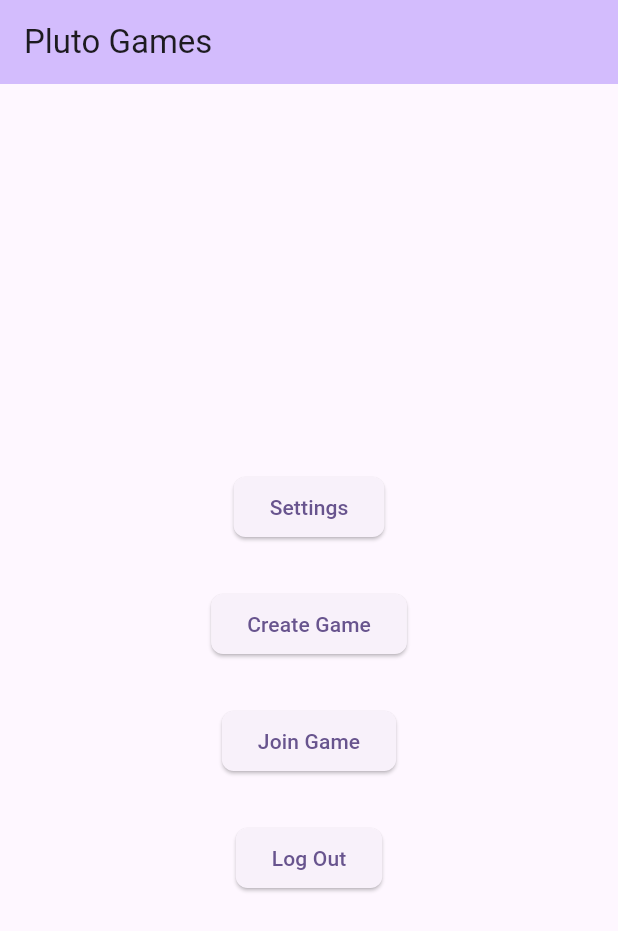
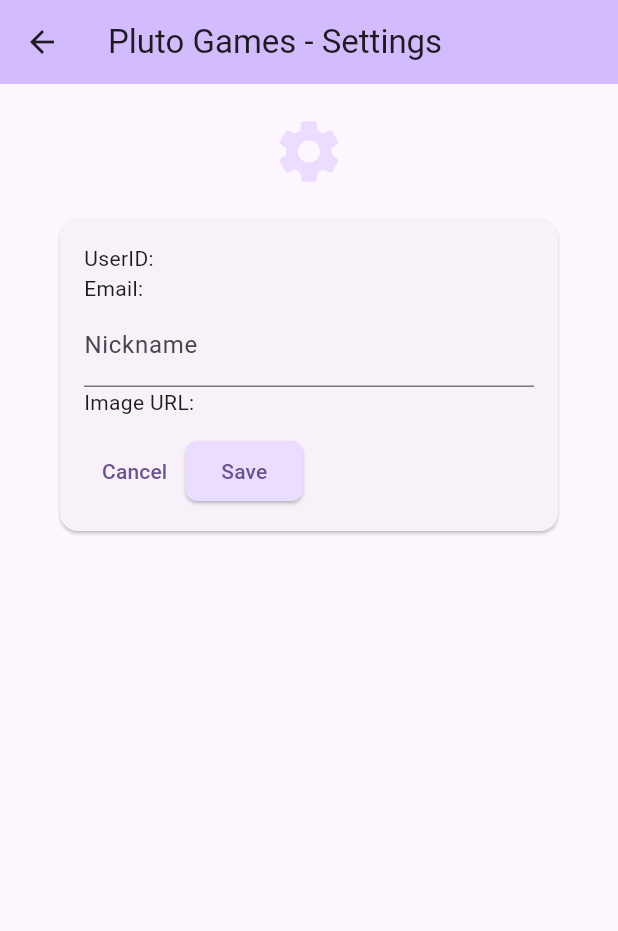
Before and after one commit to hokieknight/pluto_games, a Flutter app: the screen it shows once a user with an empty profile is signed in, after a tap on "Settings", on a phone screen of 412 x 824 dp. Shown: the top 931 px of the screen. Run offline on Flutter 3.47's test engine with Material 3 defaults, Android fonts, the phone set to English and light mode, and no system bars; our stand-ins replace cloud_firestore, firebase_auth, firebase_core, flutter_riverpod; accounts and stored records are empty.

Commit message:
add settings screen

```diff
--- a/lib/main.dart
+++ b/lib/main.dart
@@ -1,6 +1,7 @@
 import 'package:firebase_auth/firebase_auth.dart';
 import 'package:flutter/material.dart';
 import 'package:firebase_core/firebase_core.dart';
+import 'package:flutter_riverpod/flutter_riverpod.dart';
 import 'package:pluto_games/screens/main_screen.dart';
 import 'package:pluto_games/screens/splash_screen.dart';
 import 'firebase_options.dart';
@@ -13,7 +14,11 @@ void main() async {
   await Firebase.initializeApp(
     options: DefaultFirebaseOptions.currentPlatform,
   );
-  runApp(const MyApp());
+  runApp(
+    const ProviderScope(
+      child: MyApp(),
+    ),
+  );
 }
 
 final lightTheme = ThemeData.light().copyWith(
--- /dev/null
+++ b/lib/models/gameuser.dart
@@ -0,0 +1,13 @@
+class GameUser {
+  final String uid;
+  final String email;
+  String nickname;
+  String imageUrl;
+
+  GameUser({
+    required this.uid,
+    required this.email,
+    this.nickname = '',
+    this.imageUrl = '',
+  });
+}
--- /dev/null
+++ b/lib/providers/game_user_provider.dart
@@ -0,0 +1,23 @@
+import 'package:flutter_riverpod/flutter_riverpod.dart';
+import 'package:pluto_games/models/gameuser.dart';
+
+class GameUserNotifier extends StateNotifier<GameUser> {
+  GameUserNotifier()
+      : super(
+          GameUser(
+            uid: '??',
+            email: '??',
+            nickname: '??',
+            imageUrl: '??',
+          ),
+        );
+
+  void setUser(GameUser user) {
+    state = user;
+  }
+}
+
+final gameUserProvider =
+    StateNotifierProvider<GameUserNotifier, GameUser>((ref) {
+  return GameUserNotifier();
+});
--- a/lib/screens/login_screen.dart
+++ b/lib/screens/login_screen.dart
@@ -1,16 +1,20 @@
+import 'package:cloud_firestore/cloud_firestore.dart';
 import 'package:flutter/material.dart';
 import 'package:firebase_auth/firebase_auth.dart';
+import 'package:flutter_riverpod/flutter_riverpod.dart';
+import 'package:pluto_games/models/gameuser.dart';
+import 'package:pluto_games/providers/game_user_provider.dart';
 
 final _firebase = FirebaseAuth.instance;
 
-class LoginScreen extends StatefulWidget {
+class LoginScreen extends ConsumerStatefulWidget {
   const LoginScreen({super.key});
 
   @override
-  State<LoginScreen> createState() => _LoginScreenState();
+  ConsumerState<LoginScreen> createState() => _LoginScreenState();
 }
 
-class _LoginScreenState extends State<LoginScreen> {
+class _LoginScreenState extends ConsumerState<LoginScreen> {
   final _formKey = GlobalKey<FormState>();
   bool _isLogin = true;
   String _enteredEmail = '';
@@ -25,11 +29,13 @@ class _LoginScreenState extends State<LoginScreen> {
 
     try {
       if (_isLogin) {
-        final userCreds = await _firebase.signInWithEmailAndPassword(
+        await _firebase.signInWithEmailAndPassword(
             email: _enteredEmail, password: _enteredPassword);
+        //_loadUser(userCred);
       } else {
-        final userCreds = await _firebase.createUserWithEmailAndPassword(
+        await _firebase.createUserWithEmailAndPassword(
             email: _enteredEmail, password: _enteredPassword);
+        //_loadUser(userCred);
       }
     } on FirebaseAuthException catch (error) {
       //if (error.code == 'email-already-in-use') {}
--- a/lib/screens/main_screen.dart
+++ b/lib/screens/main_screen.dart
@@ -1,17 +1,23 @@
+import 'package:cloud_firestore/cloud_firestore.dart';
 import 'package:firebase_auth/firebase_auth.dart';
 import 'package:flutter/material.dart';
+import 'package:flutter_riverpod/flutter_riverpod.dart';
+import 'package:pluto_games/models/gameuser.dart';
+import 'package:pluto_games/providers/game_user_provider.dart';
 import 'package:pluto_games/screens/new_game_screen.dart';
+import 'package:pluto_games/screens/settings_screen.dart';
+//import 'package:pluto_games/models/gameuser.dart';
 
-class MainScreen extends StatefulWidget {
+class MainScreen extends ConsumerStatefulWidget {
   static String routeName = '/main';
 
   const MainScreen({super.key});
 
   @override
-  State<MainScreen> createState() => _MainScreenState();
+  ConsumerState<MainScreen> createState() => _MainScreenState();
 }
 
-class _MainScreenState extends State<MainScreen> {
+class _MainScreenState extends ConsumerState<MainScreen> {
   void logout() {
     FirebaseAuth.instance.signOut();
   }
@@ -25,36 +31,75 @@ class _MainScreenState extends State<MainScreen> {
     );
   }
 
+  void _loadUser() async {
+    final user = FirebaseAuth.instance.currentUser!;
+    final gameUser = await FirebaseFirestore.instance
+        .collection('game_users')
+        .doc(user.uid)
+        .get();
+
+    if (gameUser.data() != null) {
+      ref.read(gameUserProvider.notifier).setUser(
+            GameUser(
+              uid: user.uid,
+              email: gameUser.data()!['email'],
+              nickname: gameUser.data()!['nickname'] ?? '',
+              imageUrl: gameUser.data()!['image_url'] ?? '',
+            ),
+          );
+    } else {
+      ref.read(gameUserProvider.notifier).setUser(
+            GameUser(
+              uid: user.uid,
+              email: user.email!,
+              nickname: '',
+              imageUrl: '',
+            ),
+          );
+    }
+  }
+
   @override
   Widget build(BuildContext context) {
+    _loadUser();
     return Scaffold(
       appBar: AppBar(
         backgroundColor: Theme.of(context).colorScheme.inversePrimary,
         title: const Text('Pluto Games'),
       ),
       body: Center(
-        child: Column(
+        child: ListView(
+          children: [
+            Column(
               mainAxisAlignment: MainAxisAlignment.center,
               children: [
-            const SizedBox(height: 30),
+                const SizedBox(height: 40),
                 ElevatedButton(
-              onPressed: () => {},
+                  onPressed: () => {
+                    Navigator.of(context).push(
+                      MaterialPageRoute(
+                        builder: (ctx) => const SettingsScreen(),
+                      ),
+                    )
+                  },
                   child: const Text("Settings"),
                 ),
-            const SizedBox(height: 30),
+                const SizedBox(height: 20),
                 ElevatedButton(
                   onPressed: createGame,
                   child: const Text("Create Game"),
                 ),
-            const SizedBox(height: 30),
+                const SizedBox(height: 20),
                 ElevatedButton(
                   onPressed: () => {},
                   child: const Text("Join Game"),
                 ),
-            const SizedBox(height: 30),
+                const SizedBox(height: 20),
                 ElevatedButton(
                   onPressed: logout,
                   child: const Text("Log Out"),
+                ),
+              ],
             ),
           ],
         ),
--- /dev/null
+++ b/lib/screens/settings_screen.dart
@@ -0,0 +1,125 @@
+import 'package:flutter/material.dart';
+import 'package:cloud_firestore/cloud_firestore.dart';
+import 'package:flutter_riverpod/flutter_riverpod.dart';
+import 'package:pluto_games/models/gameuser.dart';
+import 'package:pluto_games/providers/game_user_provider.dart';
+
+class SettingsScreen extends ConsumerStatefulWidget {
+  const SettingsScreen({super.key});
+
+  @override
+  ConsumerState<SettingsScreen> createState() => _SettingsScreenState();
+}
+
+class _SettingsScreenState extends ConsumerState<SettingsScreen> {
+  final _formKey = GlobalKey<FormState>();
+  late GameUser _gameUser;
+  //String _enteredNickname = '';
+
+  void _saveSettings() {
+    final isValid = _formKey.currentState!.validate();
+    if (!isValid) {
+      return;
+    }
+    _formKey.currentState!.save();
+
+    ref.read(gameUserProvider.notifier).setUser(_gameUser);
+    _saveSettingsRemote();
+
+    Navigator.of(context).pop();
+  }
+
+  Future<void> _saveSettingsRemote() async {
+    final gameUser = ref.watch(gameUserProvider);
+    await FirebaseFirestore.instance
+        .collection('game_users')
+        .doc(gameUser.uid)
+        .set({
+      'email': gameUser.email,
+      'nickname': gameUser.nickname,
+      'image_url': gameUser.imageUrl,
+    });
+  }
+
+  @override
+  Widget build(BuildContext context) {
+    _gameUser = ref.watch(gameUserProvider);
+    return Scaffold(
+      appBar: AppBar(
+        backgroundColor: Theme.of(context).colorScheme.inversePrimary,
+        title: const Text('Pluto Games - Settings'),
+      ),
+      body: Padding(
+        padding: const EdgeInsets.all(20.0),
+        child: Column(
+          //mainAxisAlignment: MainAxisAlignment.start,
+          children: [
+            Icon(
+              Icons.settings,
+              size: 50,
+              color: Theme.of(context).colorScheme.primaryContainer,
+            ),
+            Container(
+              constraints: const BoxConstraints(maxWidth: 400),
+              child: Card(
+                margin: const EdgeInsets.all(20),
+                child: Padding(
+                  padding: const EdgeInsets.all(16),
+                  child: Form(
+                    key: _formKey,
+                    child: Column(
+                      //mainAxisSize: MainAxisSize.min,
+                      crossAxisAlignment: CrossAxisAlignment.start,
+                      children: [
+                        Text('UserID: ${_gameUser.uid}'),
+                        Text('Email: ${_gameUser.email}'),
+                        TextFormField(
+                          initialValue: _gameUser.nickname,
+                          decoration: const InputDecoration(
+                            labelText: 'Nickname',
+                          ),
+                          autocorrect: false,
+                          enableSuggestions: false,
+                          validator: (value) {
+                            if (value == null || value.trim().isEmpty) {
+                              return 'Please enter valied nickname';
+                            }
+                            return null;
+                          },
+                          onSaved: (value) {
+                            _gameUser.nickname = value!;
+                          },
+                        ),
+                        Text('Image URL: ${_gameUser.imageUrl}'),
+                        const SizedBox(height: 12),
+                        Row(
+                          children: [
+                            TextButton(
+                              onPressed: () {
+                                Navigator.of(context).pop();
+                              },
+                              child: const Text('Cancel'),
+                            ),
+                            ElevatedButton(
+                              onPressed: _saveSettings,
+                              style: ElevatedButton.styleFrom(
+                                backgroundColor: Theme.of(context)
+                                    .colorScheme
+                                    .primaryContainer,
+                              ),
+                              child: const Text('Save'),
+                            ),
+                          ],
+                        ),
+                      ],
+                    ),
+                  ),
+                ),
+              ),
+            ),
+          ],
+        ),
+      ),
+    );
+  }
+}
```
Lines whose indentation alone changed are shown as unchanged.
